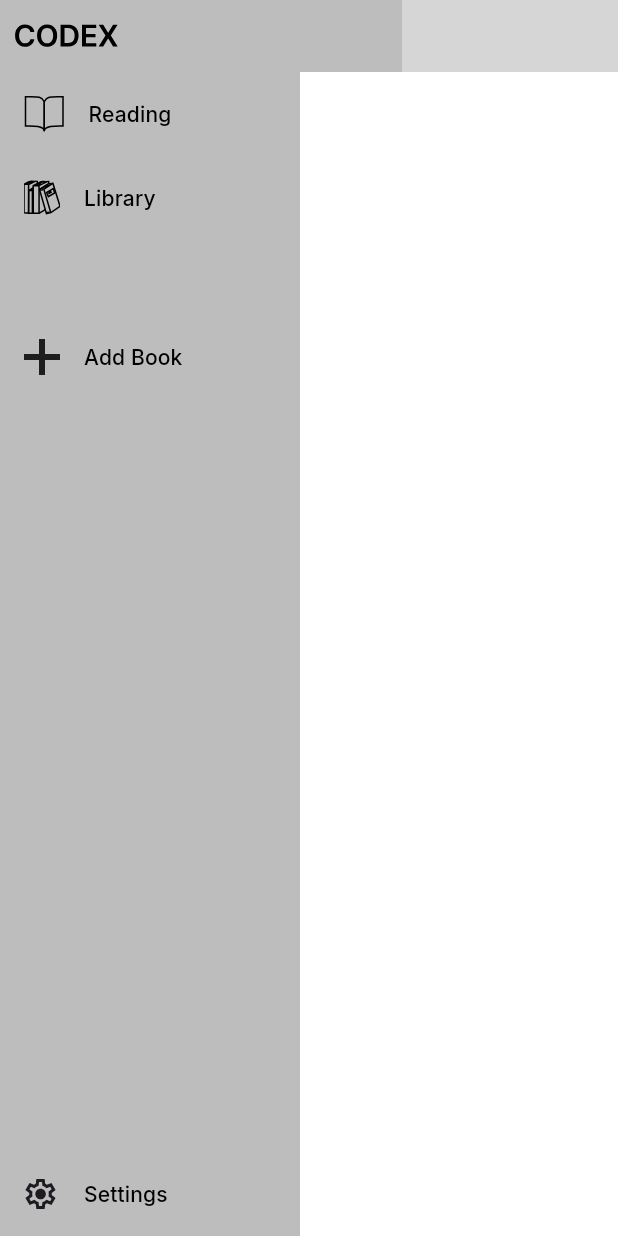
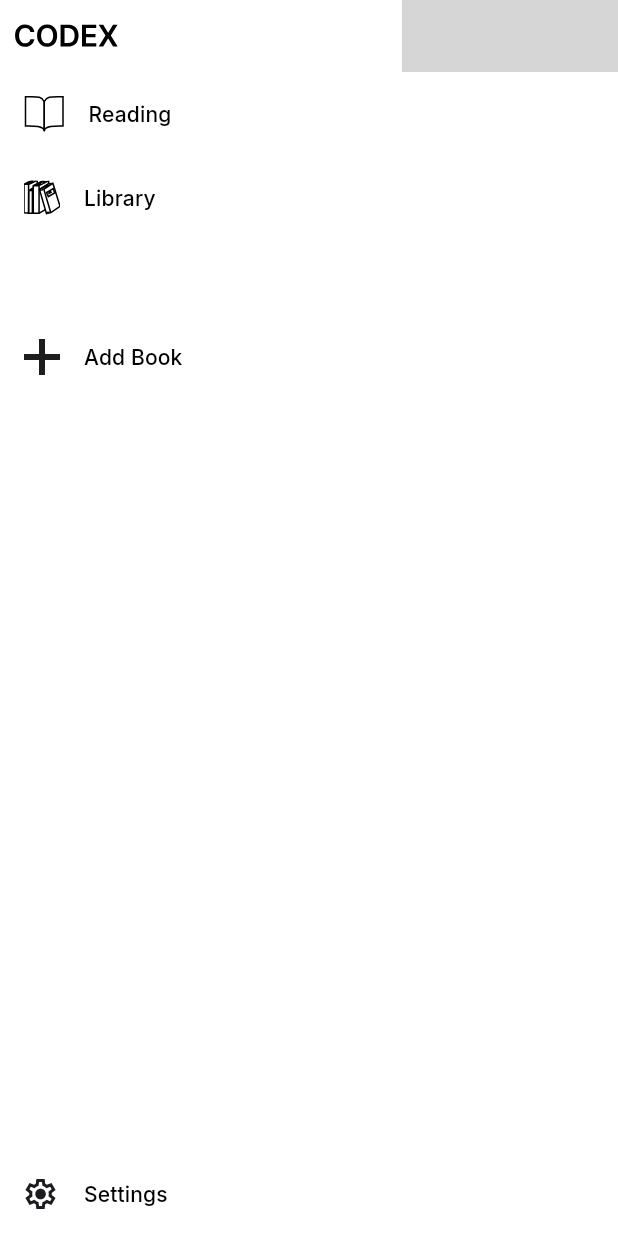
Before and after one commit to Hel1oz/Codex, a Flutter app: the screen it shows after launch, on a phone screen of 412 x 824 dp. Run offline on Flutter 3.47's test engine with Material 3 defaults, Android fonts, the phone set to English and light mode, and no system bars; our stand-ins replace flutter_svg, google_fonts; missing offline and left inert: bitsdojo_window; grey boxes are pictures that could not be loaded.

Commit message:
made the colors for lightmode better

```diff
--- a/lib/theme.dart
+++ b/lib/theme.dart
@@ -1,17 +1,17 @@
 import 'package:flutter/material.dart';
 import 'package:google_fonts/google_fonts.dart';
 
-final ButtonFont = GoogleFonts.inter;
+final buttonFont = GoogleFonts.inter;
 
 ThemeData lightMode = ThemeData(
   brightness: Brightness.light,
   colorScheme: ColorScheme.light(
-    surface: Colors.grey.shade400,
-    primary: Colors.grey.shade300,
+    surface: Colors.white,
+    primary: Colors.grey.shade100,
     secondary: Colors.grey.shade200,
   ),
   textTheme: TextTheme(
-    labelLarge: ButtonFont(
+    labelLarge: buttonFont(
       color: Colors.black,
     )
   ),
@@ -25,7 +25,7 @@ ThemeData darkMode = ThemeData(
     secondary: Colors.grey.shade700,
   ),
   textTheme: TextTheme(
-    labelLarge: ButtonFont(
+    labelLarge: buttonFont(
       color: Colors.white,
     )
   ),
```
